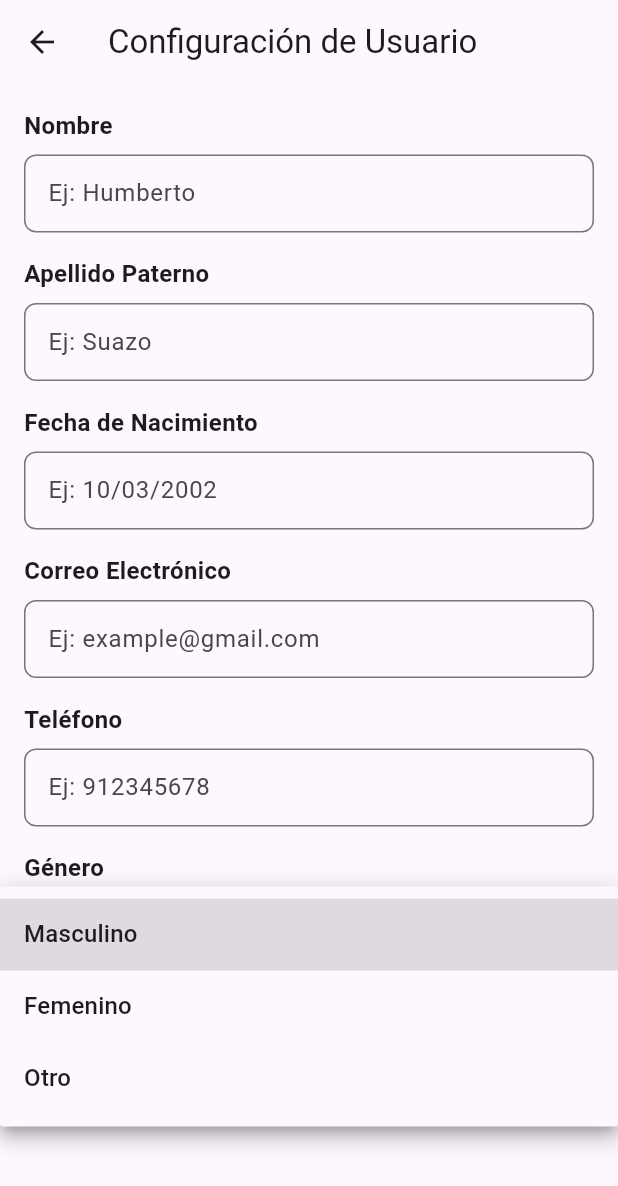
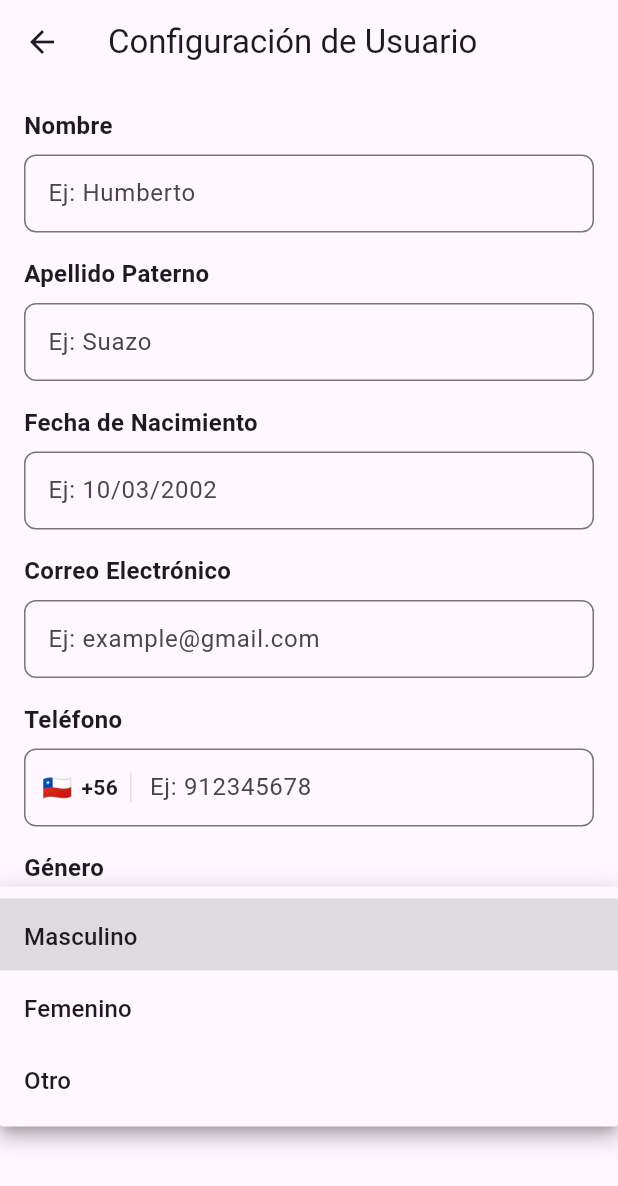
Before and after one commit to fabianpaillacan/EasyPetMovil, a Flutter app: the ConfigUser screen opened directly, after a tap on the "transgender" icon, on a phone screen of 412 x 824 dp. Shown: the top 1186 px of the screen. Run offline on Flutter 3.47's test engine with Material 3 defaults, Android fonts, the light colour scheme and no system bars; our stand-ins replace cloud_firestore, firebase_auth, firebase_core, google_fonts; accounts and stored records are empty; network calls fail.

Commit message:
Refactor user information configuration screen to improve gender selection handling and separate phone input into its own widget. Added validation for gender mapping from API response and enhanced UI for phone number input.

```diff
--- a/lib/features/updateUserInfo/screens/configurationScreen.dart
+++ b/lib/features/updateUserInfo/screens/configurationScreen.dart
@@ -45,7 +45,26 @@ class _ConfigUserState extends State<ConfigUser> {
       _birthDateController.text = userInfo['birth_date'] ?? '';
       _emailController.text = userInfo['email'] ?? '';
       _phoneController.text = userInfo['phone'] ?? '';
-      selectedGender = userInfo['gender'] ?? ''; // ← CORREGIDO: Asignar a selectedGender
+
+       // Mapear el género desde Firebase a los valores del dropdown
+       final genderFromAPI = userInfo['gender'] ?? '';
+       if (genderFromAPI.isNotEmpty) {
+         // Solo manejar los tres valores exactos del dropdown
+         if (genderFromAPI == 'Masculino') {
+           selectedGender = 'Masculino';
+         } else if (genderFromAPI == 'Femenino') {
+           selectedGender = 'Femenino';
+         } else if (genderFromAPI == 'Otro') {
+           selectedGender = 'Otro';
+         } else {
+           // Si no coincide exactamente, no seleccionar nada
+           selectedGender = null;
+           print('DEBUG - Género no reconocido: "$genderFromAPI"');
+         }
+       } else {
+         selectedGender = null;
+       }
+
       _isLoading = false;
     });
   }
@@ -107,13 +126,8 @@ class _ConfigUserState extends State<ConfigUser> {
                     'Ej: example@gmail.com',
                   ),
                   const SizedBox(height: 16),
-                  _buildTextField(
-                    'Teléfono',
-                    _phoneController,
-                    'Ej: 912345678',
-                  ),
+                  _buildPhoneField(),
                   const SizedBox(height: 16),
-                  // ← CORREGIDO: Widget de género correctamente colocado
                   _buildGenderSection(),
                   const SizedBox(height: 32),
                   _buildActionButtons(),
@@ -156,6 +170,59 @@ class _ConfigUserState extends State<ConfigUser> {
   }
 
   // ← CORREGIDO: Widget separado para la sección de género
+  Widget _buildPhoneField() {
+      return Column(
+    crossAxisAlignment: CrossAxisAlignment.start,
+    children: [
+      Text(
+        'Teléfono',
+        style: const TextStyle(fontSize: 16, fontWeight: FontWeight.bold),
+      ),
+      const SizedBox(height: 8),
+      TextField(
+        controller: _phoneController,
+        keyboardType: TextInputType.phone,
+        decoration: InputDecoration(
+          hintText: 'Ej: 912345678',
+          prefixIcon: Padding(
+            padding: const EdgeInsets.only(left: 12, right: 8),
+            child: Row(
+              mainAxisSize: MainAxisSize.min,
+              children: [
+                const Text(
+                  '🇨🇱', // Bandera de Chile como emoji
+                  style: TextStyle(fontSize: 16),
+                ),
+                const SizedBox(width: 6),
+                const Text(
+                  '+56',
+                  style: TextStyle(
+                    fontWeight: FontWeight.bold,
+                    fontSize: 14,
+                  ),
+                ),
+                const SizedBox(width: 8),
+                Container(
+                  height: 20,
+                  width: 1,
+                  color: Colors.grey.shade300,
+                ),
+              ],
+            ),
+          ),
+          border: OutlineInputBorder(
+            borderRadius: BorderRadius.circular(8.0),
+          ),
+          contentPadding: const EdgeInsets.symmetric(
+            horizontal: 12,
+            vertical: 14,
+          ),
+        ),
+      ),
+    ],
+  );
+  }
+
   Widget _buildGenderSection() {
     return Column(
       crossAxisAlignment: CrossAxisAlignment.start,
@@ -184,18 +251,27 @@ class _ConfigUserState extends State<ConfigUser> {
         border: InputBorder.none,
         prefixIcon: const Icon(Icons.transgender, color: Colors.deepPurple),
       ),
-        items: const [
+      items: [
         DropdownMenuItem(
           value: 'Masculino',
+          child: Padding(
+            padding: const EdgeInsets.only(top: 4.0), // Ajusta este valor
             child: Text('Masculino'),
+          ),
         ),
         DropdownMenuItem(
           value: 'Femenino',
+          child: Padding(
+            padding: const EdgeInsets.only(top: 4.0), // Ajusta este valor
             child: Text('Femenino'),
+          ),
         ),
         DropdownMenuItem(
           value: 'Otro',
+          child: Padding(
+            padding: const EdgeInsets.only(top: 4.0), // Ajusta este valor
             child: Text('Otro'),
+          ),
         ),
       ],
       onChanged: (String? newValue) {
```
Lines whose indentation alone changed are shown as unchanged.
